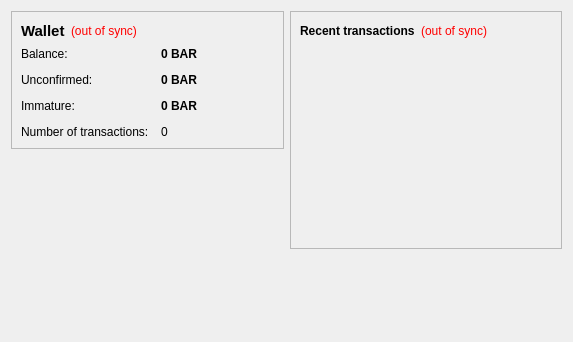
Old version of the form src/qt/forms/overviewpage.ui in the repository duking/kingcoin.
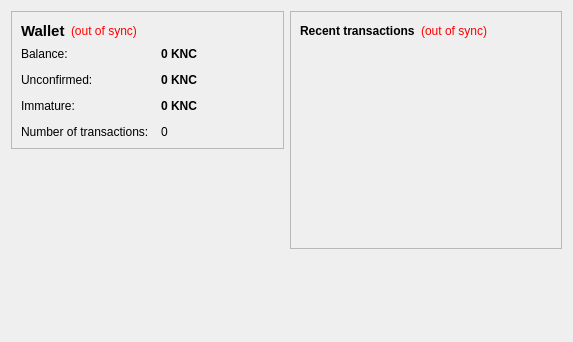
New version of the form.

Diff of the .ui file:
```diff
--- a/src/qt/forms/overviewpage.ui
+++ b/src/qt/forms/overviewpage.ui
@@ -105,7 +105,7 @@
              <string>Your current balance</string>
             </property>
             <property name="text">
-             <string notr="true">0 BAR</string>
+             <string notr="true">0 KNC</string>
             </property>
             <property name="textInteractionFlags">
              <set>Qt::LinksAccessibleByMouse|Qt::TextSelectableByKeyboard|Qt::TextSelectableByMouse</set>
@@ -134,7 +134,7 @@
              <string>Total of transactions that have yet to be confirmed, and do not yet count toward the current balance</string>
             </property>
             <property name="text">
-             <string notr="true">0 BAR</string>
+             <string notr="true">0 KNC</string>
             </property>
             <property name="textInteractionFlags">
              <set>Qt::LinksAccessibleByMouse|Qt::TextSelectableByKeyboard|Qt::TextSelectableByMouse</set>
@@ -177,7 +177,7 @@
              <string>Mined balance that has not yet matured</string>
             </property>
             <property name="text">
-             <string notr="true">0 BAR</string>
+             <string notr="true">0 KNC</string>
             </property>
             <property name="textInteractionFlags">
              <set>Qt::LinksAccessibleByMouse|Qt::TextSelectableByKeyboard|Qt::TextSelectableByMouse</set>
```
